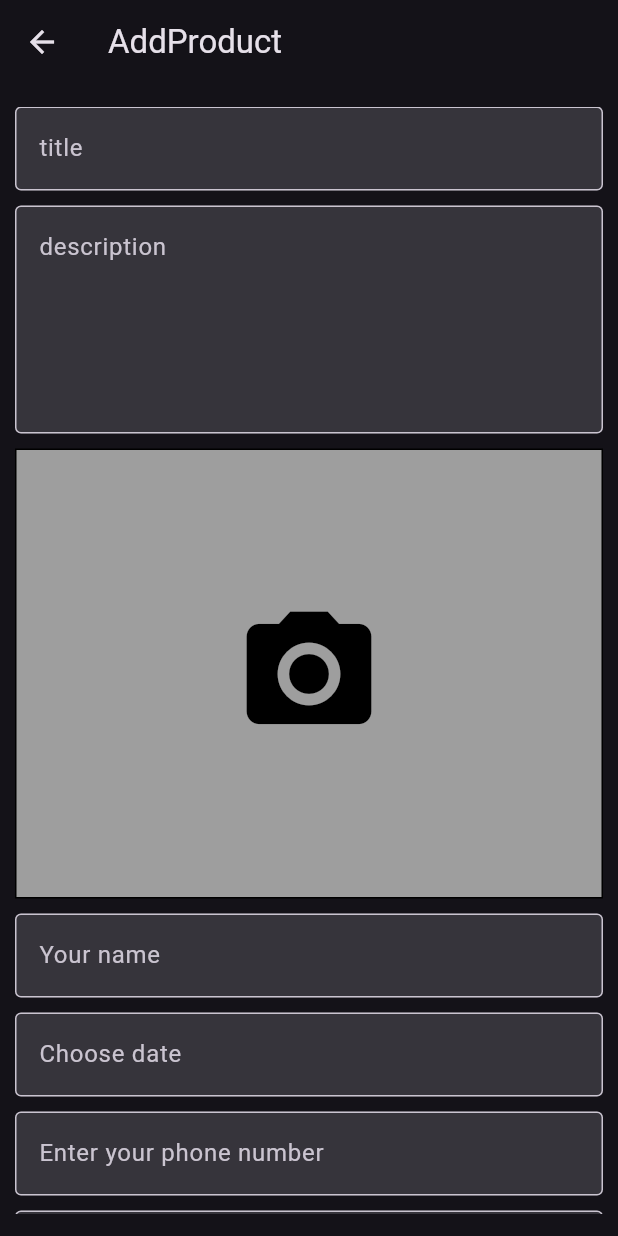
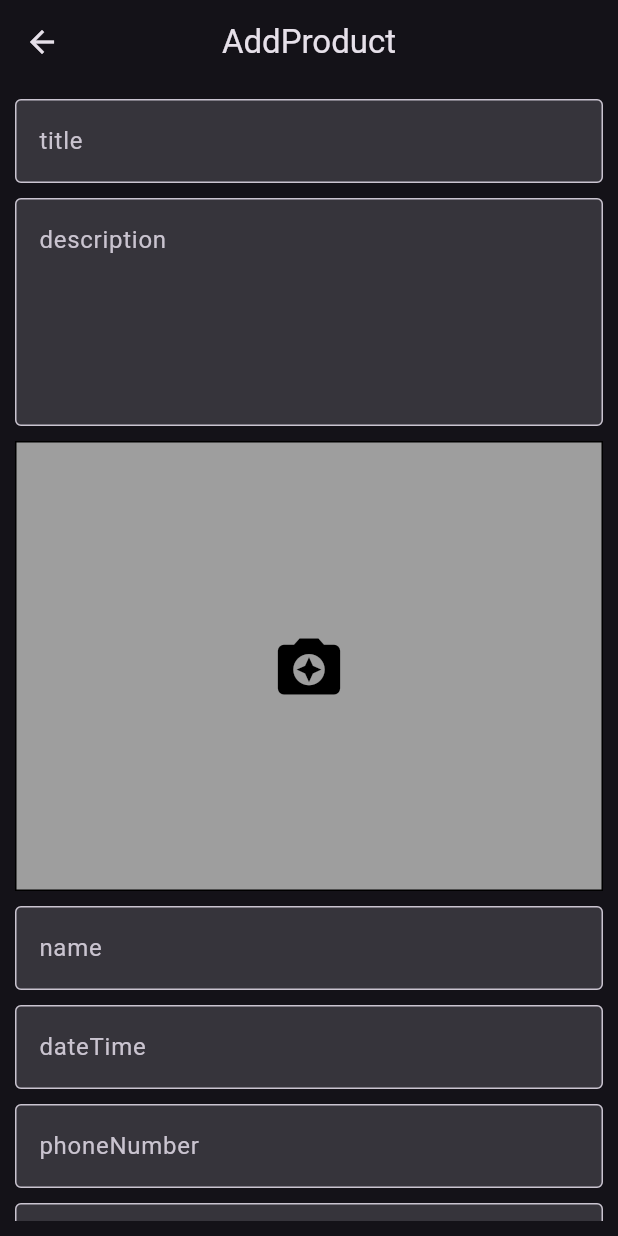
Before and after one commit to ukmoldogazy/advertisement, a Flutter app: the AddProduct screen opened directly, on a phone screen of 412 x 824 dp. Run offline on Flutter 3.47's test engine with Material 2 defaults, Android fonts, the phone set to English and light mode, and no system bars; our stand-ins replace firebase_core, image_picker; accounts and stored records are empty.

Commit message:
Advertisement's debuging

```diff
--- a/lib/components/custom_text_field.dart
+++ b/lib/components/custom_text_field.dart
@@ -2,15 +2,15 @@ import 'package:flutter/material.dart';
 
 class CustomTextField extends StatelessWidget {
   const CustomTextField({
-    super.key,
-    this.hinText,
+    Key? key,
+    this.hintText,
     this.controller,
     this.maxLines,
     this.onTap,
     this.prefixIcon,
     this.focusNode,
-  });
-  final String? hinText;
+  }) : super(key: key);
+  final String? hintText;
   final TextEditingController? controller;
   final int? maxLines;
   final void Function()? onTap;
@@ -20,14 +20,15 @@ class CustomTextField extends StatelessWidget {
   @override
   Widget build(BuildContext context) {
     return TextFormField(
+      controller: controller,
       maxLines: maxLines,
-      controller: controller,
       onTap: onTap,
+      focusNode: focusNode,
       decoration: InputDecoration(
         prefixIcon: prefixIcon,
         border: const OutlineInputBorder(),
         filled: true,
-        hintText: hinText,
+        hintText: hintText,
       ),
     );
   }
--- a/lib/components/products.dart
+++ b/lib/components/products.dart
@@ -1,13 +1,11 @@
 import 'dart:io';
-
-import 'package:advertisement/constants/sized_box.dart';
+import 'package:advertisement/components/custom_text_field.dart';
 import 'package:advertisement/service/date_time.dart';
 import 'package:advertisement/service/image_upload.dart';
 import 'package:flutter/material.dart';
+import 'package:advertisement/constants/sized_box.dart';
 import 'package:image_picker/image_picker.dart';
 import 'package:intl/intl.dart';
-
-import 'custom_text_field.dart';
 
 class AddProduct extends StatefulWidget {
   const AddProduct({super.key});
@@ -28,83 +26,65 @@ class _AddProductState extends State<AddProduct> {
   Widget build(BuildContext context) {
     return Scaffold(
         appBar: AppBar(
+          centerTitle: true,
           title: const Text('AddProduct'),
         ),
         body: Padding(
-        padding: const EdgeInsets.symmetric(vertical: 15, horizontal: 10),
+          padding: const EdgeInsets.all(10.0),
           child: ListView(
             children: [
               CustomTextField(
-              hinText: 'title',
+                hintText: 'title',
                 controller: _title,
               ),
               AppSizes.height10,
               CustomTextField(
-              hinText: 'description',
+                hintText: 'description',
                 controller: _description,
                 maxLines: 5,
               ),
               AppSizes.height10,
-            // CustomTextField(
-            //   focusNode: primaryFocus,
-            //   prefixIcon: Center(
-            //     child: IconButton(
-            //       icon: const Icon(
-            //         Icons.add_a_photo,
-            //         size: 70,
-            //         color: Color(0xffffffff),
-            //       ),
-            //       onPressed: () {},
-            //     ),
-            //   ),
-            //   controller: _description,
-            //   maxLines: 5,
-            // ),
-
               const ImageContainer(
                   // images: const <XFile>[],
                   ),
-
               AppSizes.height10,
               CustomTextField(
-              hinText: 'Your name',
+                hintText: 'name',
                 controller: _name,
               ),
               AppSizes.height10,
               CustomTextField(
-              hinText: 'Choose date',
+                hintText: 'dateTime',
                 controller: _dateTime,
                 focusNode: FocusNode(),
                 onTap: () async {
-                await DateTimeService.showDateTimePicker(
-                  context,
-                  (value) {
+                  await DateTimeSrevice().showDateTimePicker(context, (value) {
                     _dateTime.text = DateFormat('d MMMM y')
                         .format(DateTime.parse(value.toString()));
-                  },
-                );
+                  });
                 },
               ),
               AppSizes.height10,
               CustomTextField(
-              hinText: 'Enter your phone number',
+                hintText: 'phoneNumber',
                 controller: _phoneNumber,
               ),
               AppSizes.height10,
               CustomTextField(
-              hinText: 'Enter your address',
+                hintText: 'address',
                 controller: _address,
               ),
             ],
           ),
-      ),
-    );
+        ));
   }
 }
 
 // ignore: must_be_immutable
 class ImageContainer extends StatefulWidget {
-  const ImageContainer({super.key});
+  const ImageContainer({
+    super.key,
+  });
 
   @override
   State<ImageContainer> createState() => _ImageContainerState();
@@ -113,21 +93,20 @@ class ImageContainer extends StatefulWidget {
 class _ImageContainerState extends State<ImageContainer> {
   List<XFile> images = [];
   final service = ImagePickerService();
-
   @override
   Widget build(BuildContext context) {
     return Container(
-      padding: const EdgeInsets.all(30),
+      padding: const EdgeInsets.all(10),
       height: 300,
       width: double.infinity,
       decoration: BoxDecoration(
-        color: Colors.grey[500],
+        color: Colors.grey,
         border: Border.all(),
       ),
       child: images.isNotEmpty
           ? GridView(
               gridDelegate: const SliverGridDelegateWithFixedCrossAxisCount(
-                crossAxisCount: 3,
+                crossAxisCount: 2,
                 mainAxisSpacing: 10,
               ),
               children: images
@@ -147,10 +126,11 @@ class _ImageContainerState extends State<ImageContainer> {
                 }
               },
               icon: const Icon(
-                Icons.camera_alt,
+                Icons.camera_enhance,
+                size: 50,
                 color: Colors.black,
-                size: 100,
-              )),
+              ),
+            ),
     );
   }
 }
@@ -160,14 +140,13 @@ class ItemCard extends StatelessWidget {
     super.key,
     required this.file,
   });
-
   final File file;
 
   @override
   Widget build(BuildContext context) {
     return SizedBox(
-      height: 50,
-      width: 50,
+      height: 150,
+      width: 150,
       child: Image.file(
         file,
       ),
--- a/lib/service/date_time.dart
+++ b/lib/service/date_time.dart
@@ -1,8 +1,8 @@
 import 'package:flutter/cupertino.dart';
 import 'package:flutter/material.dart';
 
-class DateTimeService {
-  static Future<void> showDateTimePicker(
+class DateTimeSrevice {
+  Future<void> showDateTimePicker(
       BuildContext context, void Function(DateTime) onDateTimeChanged) {
     return showCupertinoModalPopup(
         context: context,
@@ -10,7 +10,7 @@ class DateTimeService {
           return Container(
             height: MediaQuery.of(context).copyWith().size.height * 0.25,
             decoration: const BoxDecoration(
-              color: Colors.black,
+              color: Colors.white,
               borderRadius: BorderRadius.only(
                 topLeft: Radius.circular(10),
                 topRight: Radius.circular(10),
@@ -20,7 +20,7 @@ class DateTimeService {
               mode: CupertinoDatePickerMode.date,
               onDateTimeChanged: onDateTimeChanged,
               initialDateTime: DateTime.now(),
-              minimumYear: 2020,
+              minimumYear: 2000,
               maximumYear: 2025,
             ),
           );
```
Also changed, not shown: lib/model/info.dart (+7 -9 lines), lib/service/image_upload.dart (+0 -12 lines). Lines whose indentation alone changed are shown as unchanged.
